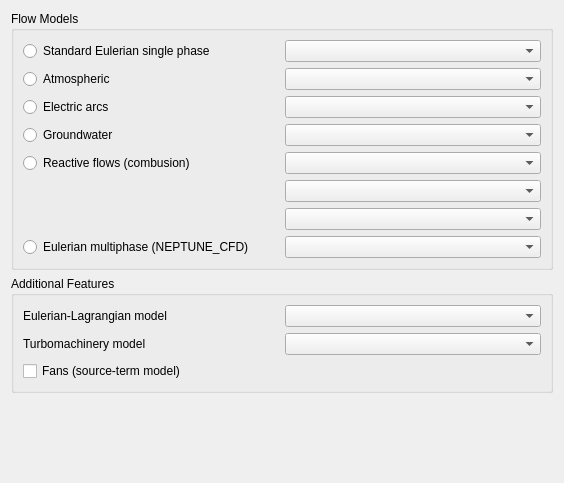
This is gui/Pages/AnalysisFeaturesForm.ui in code-saturne/code_saturne as Qt 5 draws it before an edit. The edited form follows.
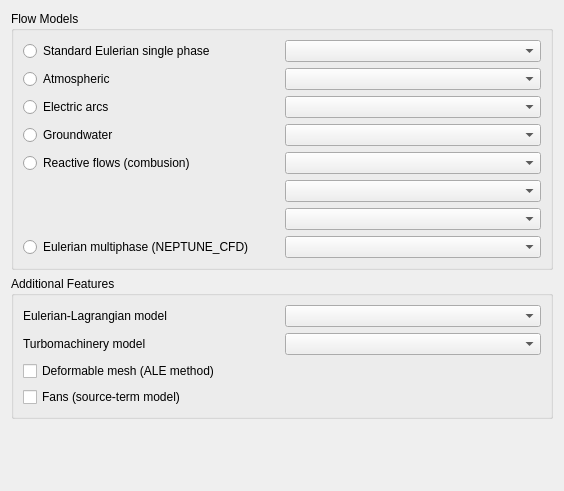
This is the edited form.

Commit message: GUI: Move ALE checkbox to Analysis features page.

```diff
--- a/gui/Pages/AnalysisFeaturesForm.ui
+++ b/gui/Pages/AnalysisFeaturesForm.ui
@@ -7,7 +7,7 @@
     <x>0</x>
     <y>0</y>
     <width>564</width>
-    <height>483</height>
+    <height>491</height>
    </rect>
   </property>
   <property name="windowTitle">
@@ -57,6 +57,13 @@
         </property>
        </widget>
       </item>
+      <item row="4" column="0">
+       <widget class="QCheckBox" name="checkBoxALE">
+        <property name="text">
+         <string>Deformable mesh (ALE method)</string>
+        </property>
+       </widget>
+      </item>
      </layout>
     </widget>
    </item>
```
Left out of the diff: 8 changed lines with no effect on the pictures. The commit also changes 5 other files.
